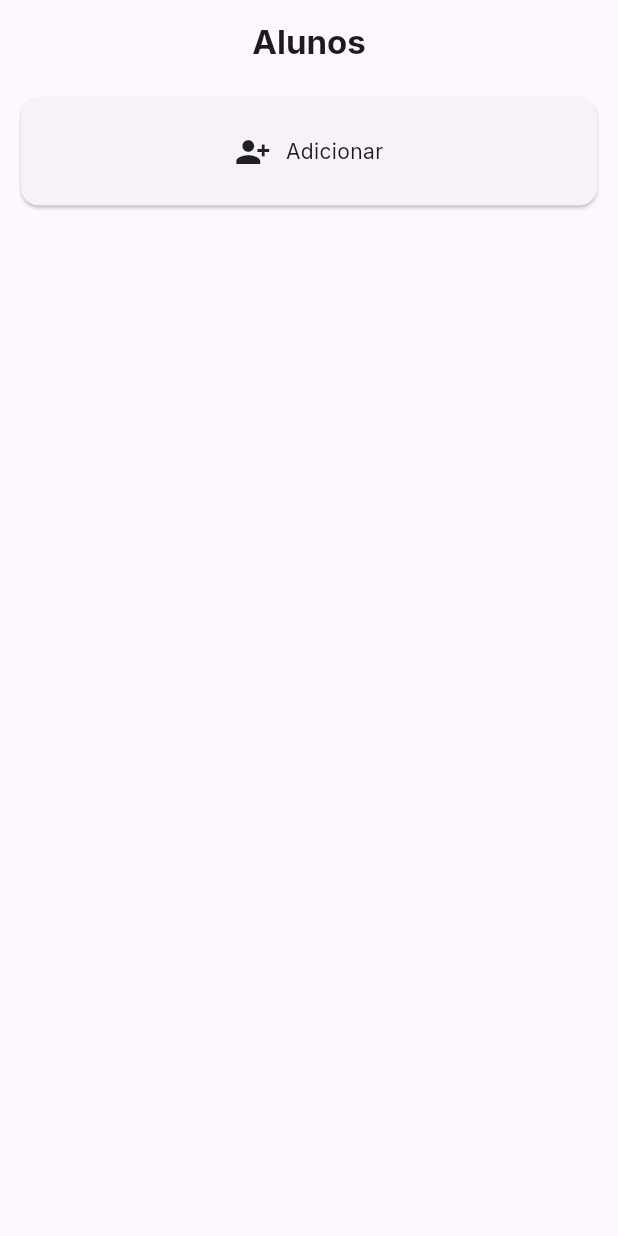
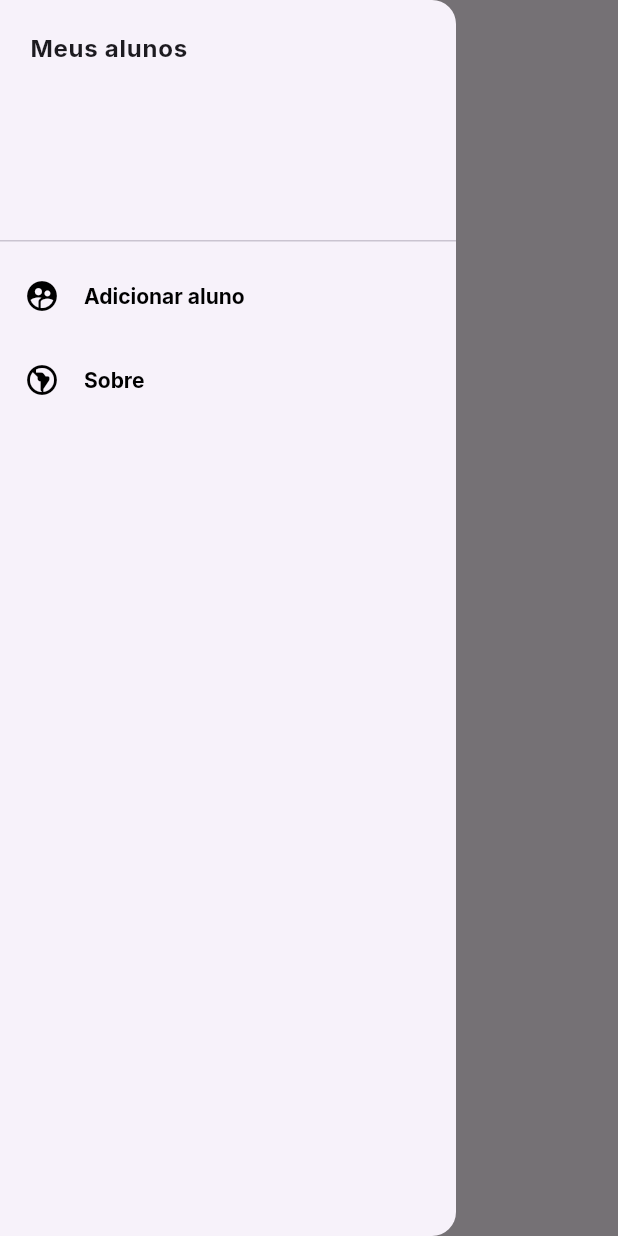
Before and after one commit to antonioalberto-dev/flutter_firebase, a Flutter app: the screen it shows after launch, with the side drawer open (before the commit the screen has no drawer), on a phone screen of 412 x 824 dp. Run offline on Flutter 3.47's test engine with Material 2 defaults, Android fonts, the phone set to English and light mode, and no system bars; our stand-ins replace cloud_firestore, firebase_core, flutter_slidable, google_fonts; accounts and stored records are empty.

Commit message:
feat: drawer

```diff
--- a/lib/main.dart
+++ b/lib/main.dart
@@ -16,6 +16,7 @@ class MyApp extends StatelessWidget {
   @override
   Widget build(BuildContext context) {
     return MaterialApp(
+      debugShowCheckedModeBanner: false,
       theme: ThemeData(
         useMaterial3: true,
         primaryColor: Colors.purple,
--- a/lib/screens/home_page.dart
+++ b/lib/screens/home_page.dart
@@ -29,46 +29,67 @@ class _HomePageState extends State<HomePage> {
         ),
         centerTitle: true,
       ),
-      body: SafeArea(
-        child: SingleChildScrollView(
-          child: Column(
-            mainAxisAlignment: MainAxisAlignment.center,
+      drawer: Drawer(
+        child: ListView(
           children: [
+            DrawerHeader(
+              padding: EdgeInsets.all(20),
+              child: Text(
+                "Meus alunos",
+                style: GoogleFonts.inter(
+                  fontWeight: FontWeight.bold,
+                ),
+              ),
+            ),
             InkWell(
               onTap: () {
                 Navigator.of(context).push(
                   MaterialPageRoute(builder: (context) => FormStudent()),
                 );
               },
-                child: Container(
-                  margin:
-                      const EdgeInsets.symmetric(vertical: 5, horizontal: 10),
-                  width: MediaQuery.of(context).size.width,
-                  height: 80,
-                  child: Card(
-                    child: Center(
-                      child: Row(
-                        mainAxisAlignment: MainAxisAlignment.center,
-                        children: [
-                          Icon(Icons.person_add_alt_1),
-                          SizedBox(width: 10),
-                          Text(
-                            "Adicionar",
-                            style: GoogleFonts.inter(fontSize: 14),
+              child: ListTile(
+                leading: const Icon(
+                  Icons.supervised_user_circle_rounded,
+                ),
+                iconColor: Colors.black,
+                titleTextStyle: GoogleFonts.inter(
+                    fontWeight: FontWeight.bold, color: Colors.black),
+                title: Text(
+                  "Adicionar aluno",
+                ),
+              ),
+            ),
+            InkWell(
+              // onTap: () {
+              //   Navigator.of(context).push(
+              //     MaterialPageRoute(builder: (context) => FormStudent()),
+              //   );
+              // },
+              child: ListTile(
+                leading: const Icon(
+                  Icons.south_america_outlined,
+                ),
+                iconColor: Colors.black,
+                titleTextStyle: GoogleFonts.inter(
+                    fontWeight: FontWeight.bold, color: Colors.black),
+                title: Text(
+                  "Sobre",
+                  // style: GoogleFonts.inter(fontSize: 14, color: Colors.purple),
+                ),
+              ),
             ),
           ],
         ),
       ),
-                  ),
-                ),
-              ),
-              Container(
+      body: SafeArea(
+        child: SingleChildScrollView(
+          child: SizedBox(
             height: MediaQuery.of(context).size.height * 0.8,
             child: StreamBuilder(
               stream: _student.snapshots(),
               builder: (context, AsyncSnapshot snapshots) {
                 if (snapshots.connectionState == ConnectionState.waiting) {
-                      return Center(
+                  return const Center(
                     child: CircularProgressIndicator(
                       color: Colors.purple,
                     ),
@@ -132,8 +153,7 @@ class _HomePageState extends State<HomePage> {
                             child: ListTile(
                               leading: Column(
                                 mainAxisAlignment: MainAxisAlignment.center,
-                                    crossAxisAlignment:
-                                        CrossAxisAlignment.center,
+                                crossAxisAlignment: CrossAxisAlignment.center,
                                 children: const [
                                   Icon(
                                     Icons.account_circle,
@@ -171,8 +191,6 @@ class _HomePageState extends State<HomePage> {
               },
             ),
           ),
-            ],
-          ),
         ),
       ),
     );
```
Lines whose indentation alone changed are shown as unchanged.
